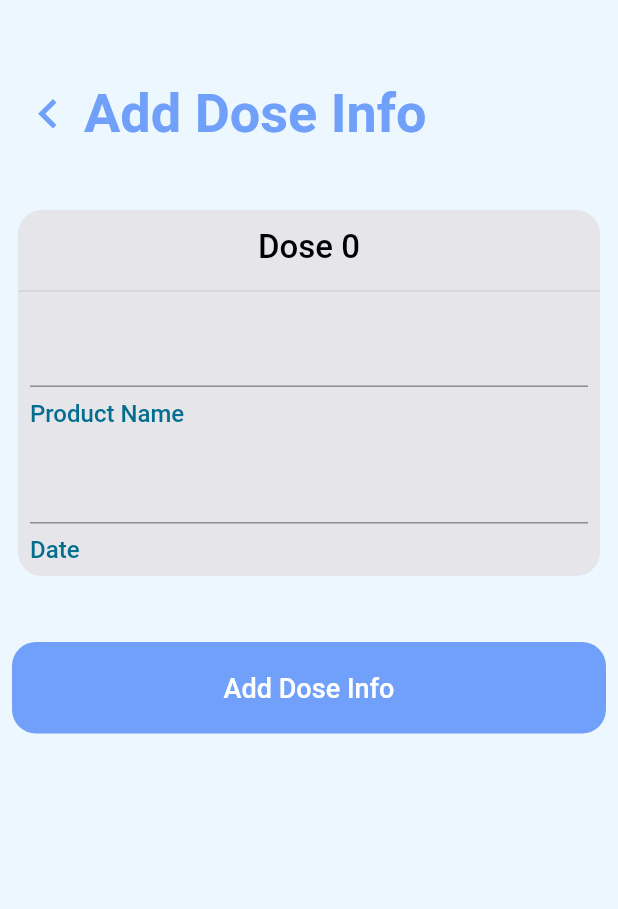
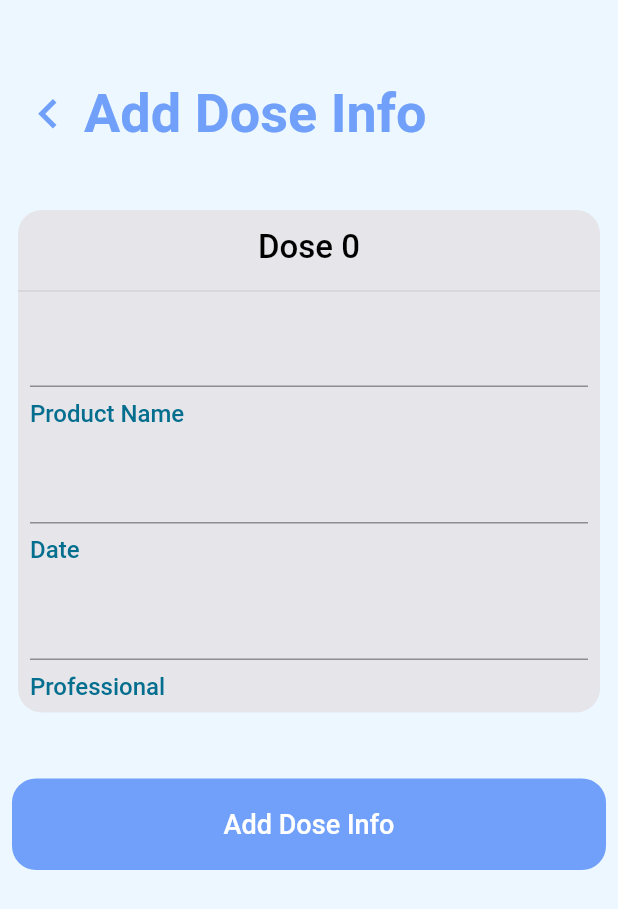
Before and after one commit to George-Hacks-Team-18/app, a Flutter app: the EditDosePage screen opened directly with empty values, after a tap on "Add Dose Info", on a phone screen of 412 x 824 dp. Shown: the top 909 px of the screen. Run offline on Flutter 3.47's test engine with Material 2 defaults, Android fonts, the phone set to English and light mode, and no system bars; network calls fail.

Commit message:
Jason's still better

```diff
--- a/lib/models/postData.dart
+++ b/lib/models/postData.dart
@@ -15,7 +15,7 @@ Future<void> postPatient(Patient patient) async {
       'dob': patient.dateOfBirth,
       'product': patient.product,
       'doses':
-          '[{\"date\":${patient.doses[0].date},\"professional\":${patient.doses[0].professionalOrClinic}},{\"date\":${patient.doses[1].date},\"professional\":${patient.doses[1].professionalOrClinic}}]',
+          '[{\"date\":"${patient.doses[0].date ?? ''}",\"professional\":"${patient.doses[0].professionalOrClinic ?? ''}"},{\"date\":"${patient.doses[1].date ?? ''}",\"professional\":"${patient.doses[1].professionalOrClinic ?? ''}"}]',
       'patientNumber': patient.patientNumber,
       'password': patient.password
     }),
--- a/lib/pages/doctor/edit_dose_page.dart
+++ b/lib/pages/doctor/edit_dose_page.dart
@@ -10,6 +10,7 @@ import 'package:app/components/themed_text_field.dart';
 import 'package:app/globals/app_theme.dart';
 import 'package:app/globals/getData.dart';
 import 'package:app/models/patient.dart';
+import 'package:app/models/postData.dart';
 import 'package:flutter/material.dart';
 
 class EditDosePage extends StatefulWidget {
@@ -22,8 +23,9 @@ class EditDosePage extends StatefulWidget {
 
 class _EditDosePageState extends State<EditDosePage> {
   bool loading, hasDose;
+  Patient patient;
   TextEditingController nameController,
-      numberController,
+      // numberController,
       dateController,
       professionalController;
 
@@ -50,7 +52,8 @@ class _EditDosePageState extends State<EditDosePage> {
                 CustomTextField('Product Name', controller: nameController),
                 // CustomTextField('Lot Number', controller: numberController),
                 CustomTextField('Date', controller: dateController),
-                // CustomTextField('Professional', controller: professionalController),
+                CustomTextField('Professional',
+                    controller: professionalController),
               ],
             ),
             Padding(
@@ -59,7 +62,18 @@ class _EditDosePageState extends State<EditDosePage> {
                 width: double.infinity,
                 child: Button(
                   hasDose == null ? 'Add Dose Info' : 'Save Changes',
-                  onPressed: () {},
+                  onPressed: () async {
+                    patient.product = nameController.text;
+                    patient.doses[widget.doseNum - 1] = new Dose(
+                        date: dateController.text,
+                        professionalOrClinic: professionalController.text);
+
+                    await postPatient(patient);
+                    setState(() {
+                      loading = true;
+                    });
+                    load();
+                  },
                 ),
               ),
             ),
@@ -72,14 +86,32 @@ class _EditDosePageState extends State<EditDosePage> {
   void load() async {
     final List album = await fetchAlbum();
     Map data = album[widget.index];
-    var date = jsonDecode(data['date']);
+    var doses = jsonDecode(data['doses']);
 
-    if (date[widget.doseNum - 1]['vax'] == '') {
+    List<String> names = data['name'].split(' ');
+    patient = new Patient(
+        firstName: names[0],
+        lastName: names[1],
+        middleName: names.length > 2 ? names[2] : '',
+        dateOfBirth: data['dob'],
+        product: data['product'],
+        patientNumber: data['patientNumber'].toString(),
+        password: data['password'],
+        doses: [
+          new Dose(
+              date: doses[0]['date'],
+              professionalOrClinic: doses[0]['professional']),
+          new Dose(
+              date: doses[1]['date'],
+              professionalOrClinic: doses[1]['professional']),
+        ]);
+
+    if (doses[widget.doseNum - 1]['date'] == '') {
       setState(() {
-        nameController = new TextEditingController(text: '');
+        nameController = new TextEditingController(text: data['product'] ?? '');
         // numberController = new TextEditingController(text: '');
         dateController = new TextEditingController(text: '');
-        // professionalController = new TextEditingController(text: '');
+        professionalController = new TextEditingController(text: '');
         loading = false;
       });
       return;
@@ -88,8 +120,8 @@ class _EditDosePageState extends State<EditDosePage> {
         nameController = new TextEditingController(text: data['product']);
         // numberController = new TextEditingController(text: '');
         dateController =
-            new TextEditingController(text: date[widget.doseNum - 1]['vax']);
-        // professionalController = new TextEditingController(text: '');
+            new TextEditingController(text: doses[widget.doseNum - 1]['date']);
+        professionalController = new TextEditingController(text: '');
         loading = false;
       });
       return;
--- a/lib/pages/patient/home_page.dart
+++ b/lib/pages/patient/home_page.dart
@@ -56,7 +56,7 @@ class HomePage extends StatelessWidget {
                   2,
                   (i) {
                     var doses = jsonDecode(data[index]['doses']);
-                    if (doses[i]['date'] != null) {
+                    if (doses[i]['date'] != '') {
                       return ClipRRect(
                         borderRadius: BorderRadius.circular(12),
                         child: Container(
```
Also changed, not shown: lib/pages/doctor/edit_patient_info_page.dart (+9 -3 lines).
